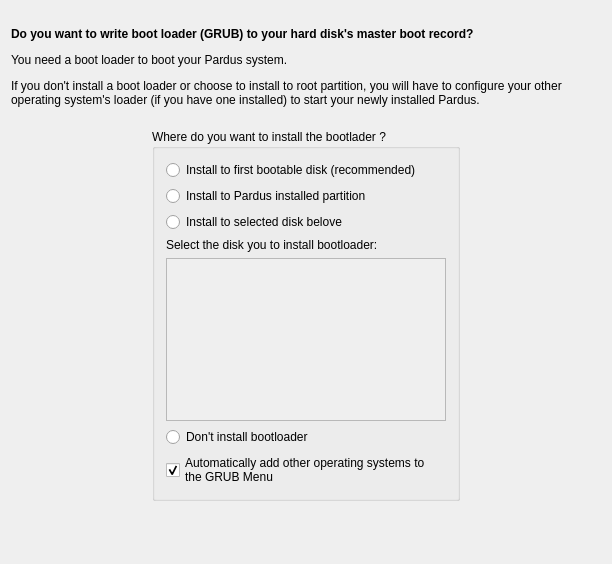
The window that yali4/gui/Ui/bootloaderwidget.ui (dadas45li/yali) describes before a commit, drawn with Qt 5.
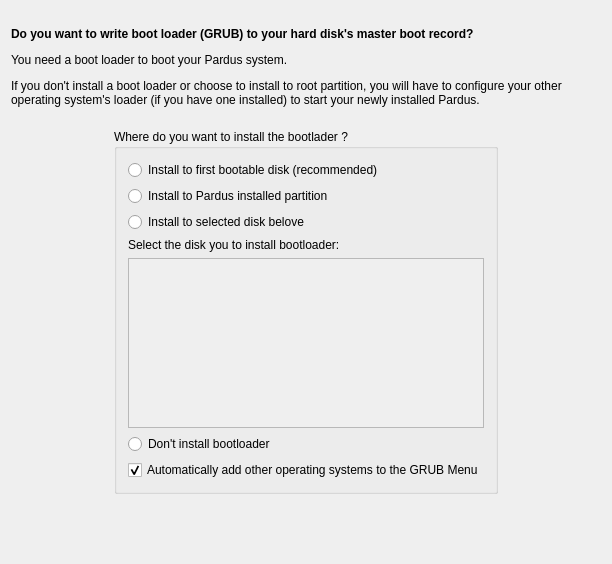
The same window after the commit.

```diff
--- a/yali4/gui/Ui/bootloaderwidget.ui
+++ b/yali4/gui/Ui/bootloaderwidget.ui
@@ -144,8 +144,7 @@
       <item>
        <widget class="QCheckBox" name="autoAddOthers">
         <property name="text">
-         <string>Automatically add other operating systems to 
-the GRUB Menu</string>
+         <string>Automatically add other operating systems to the GRUB Menu</string>
         </property>
         <property name="checked">
          <bool>true</bool>
```
